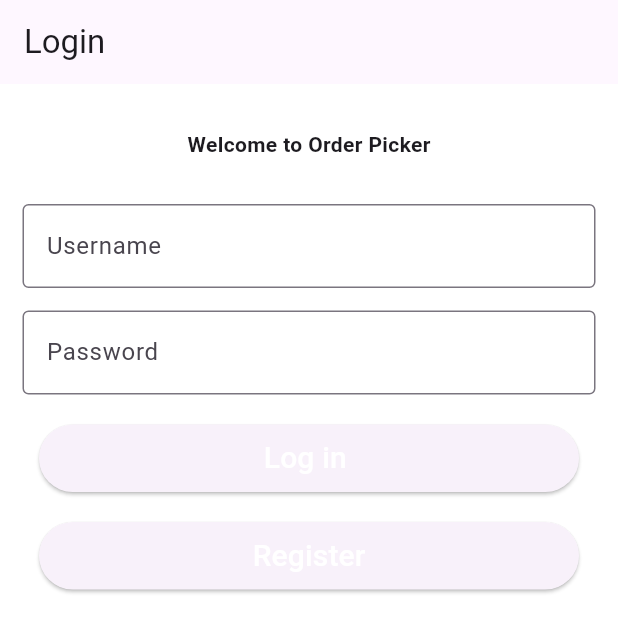
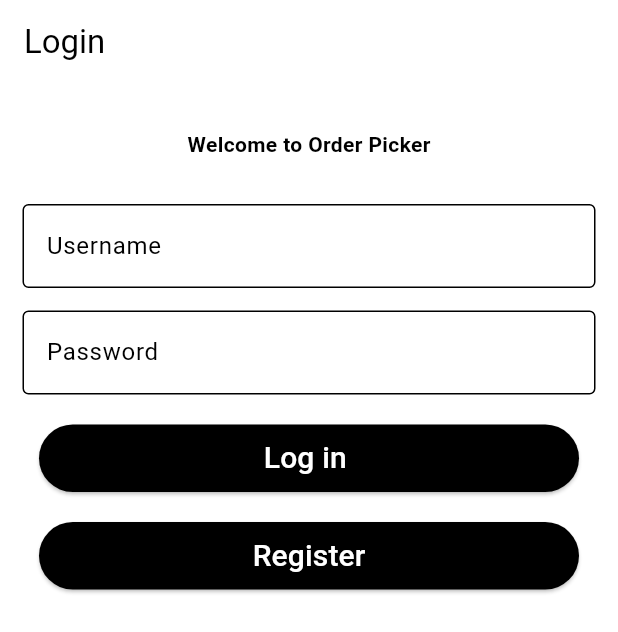
Before and after one commit to jhonquitian1305/order_picker_flutter, a Flutter app: the screen it shows after launch, on a phone screen of 412 x 824 dp. Shown: the top 632 px of the screen. Run offline on Flutter 3.47's test engine with Material 2 defaults, Android fonts, the light colour scheme and no system bars.

Commit message:
Clean architecture project base

```diff
--- /dev/null
+++ b/lib/config/theme/app_theme.dart
@@ -0,0 +1,27 @@
+import 'package:flutter/material.dart';
+
+class AppTheme {
+  ThemeData getTheme() => ThemeData(
+        colorScheme: const ColorScheme(
+          brightness: Brightness.light,
+          primary: Colors.black,
+          onPrimary: Colors.white,
+          secondary: Colors.white,
+          onSecondary: Colors.black,
+          error: Colors.red,
+          onError: Colors.white,
+          background: Colors.white,
+          onBackground: Colors.black,
+          surface: Colors.white,
+          onSurface: Colors.black,
+        ),
+        textButtonTheme: const TextButtonThemeData(
+          style: ButtonStyle(
+            backgroundColor: MaterialStatePropertyAll(
+              Colors.black,
+            ),
+          ),
+        ),
+        useMaterial3: true,
+      );
+}
--- a/lib/main.dart
+++ b/lib/main.dart
@@ -1,5 +1,6 @@
 import 'package:flutter/material.dart';
-import 'package:order_picker/screens/login_screen.dart';
+import 'package:order_picker/config/theme/app_theme.dart';
+import 'package:order_picker/presentation/screens/login_screen.dart';
 
 void main() {
   runApp(const MyApp());
@@ -13,26 +14,8 @@ class MyApp extends StatelessWidget {
   Widget build(BuildContext context) {
     return MaterialApp(
       title: 'Flutter Demo',
-      theme: ThemeData(
-        // This is the theme of your application.
-        //
-        // TRY THIS: Try running your application with "flutter run". You'll see
-        // the application has a blue toolbar. Then, without quitting the app,
-        // try changing the seedColor in the colorScheme below to Colors.green
-        // and then invoke "hot reload" (save your changes or press the "hot
-        // reload" button in a Flutter-supported IDE, or press "r" if you used
-        // the command line to start the app).
-        //
-        // Notice that the counter didn't reset back to zero; the application
-        // state is not lost during the reload. To reset the state, use hot
-        // restart instead.
-        //
-        // This works for code too, not just values: Most code changes can be
-        // tested with just a hot reload.
-        colorScheme: ColorScheme.fromSeed(seedColor: Colors.deepPurple),
-        useMaterial3: true,
-      ),
-      home: LoginDemo(),
+      theme: AppTheme().getTheme(),
+      home: const LoginDemo(),
     );
   }
 }
--- a/lib/screens/login_screen.dart
+++ b/lib/presentation/screens/login_screen.dart
@@ -55,6 +55,7 @@ class _LoginDemoState extends State<LoginDemo> {
               child: Padding(
                 padding: const EdgeInsets.only(top: 20.0),
                 child: ElevatedButton(
+                  style: Theme.of(context).textButtonTheme.style,
                   child: const Text(
                     'Log in ',
                     style: TextStyle(color: Colors.white, fontSize: 20),
@@ -71,6 +72,7 @@ class _LoginDemoState extends State<LoginDemo> {
               child: Padding(
                 padding: const EdgeInsets.only(top: 20.0),
                 child: ElevatedButton(
+                  style: Theme.of(context).textButtonTheme.style,
                   child: const Text(
                     'Register',
                     style: TextStyle(color: Colors.white, fontSize: 20),
```
Also changed, not shown: lib/config/helpers/helper.dart (added), lib/domain/datasources/entity_datasource.dart (added), lib/domain/entities/entity.dart (added), lib/domain/repositories/repository.dart (added), lib/infrastructure/datasources/local_entity.dart (added), lib/infrastructure/models/local_entity_model.dart (added), lib/infrastructure/repositories/entity_repository_impl.dart (added), lib/presentation/providers/provider.dart (added), lib/presentation/widgets/button.dart (added), lib/shared/local_data.dart (added).
